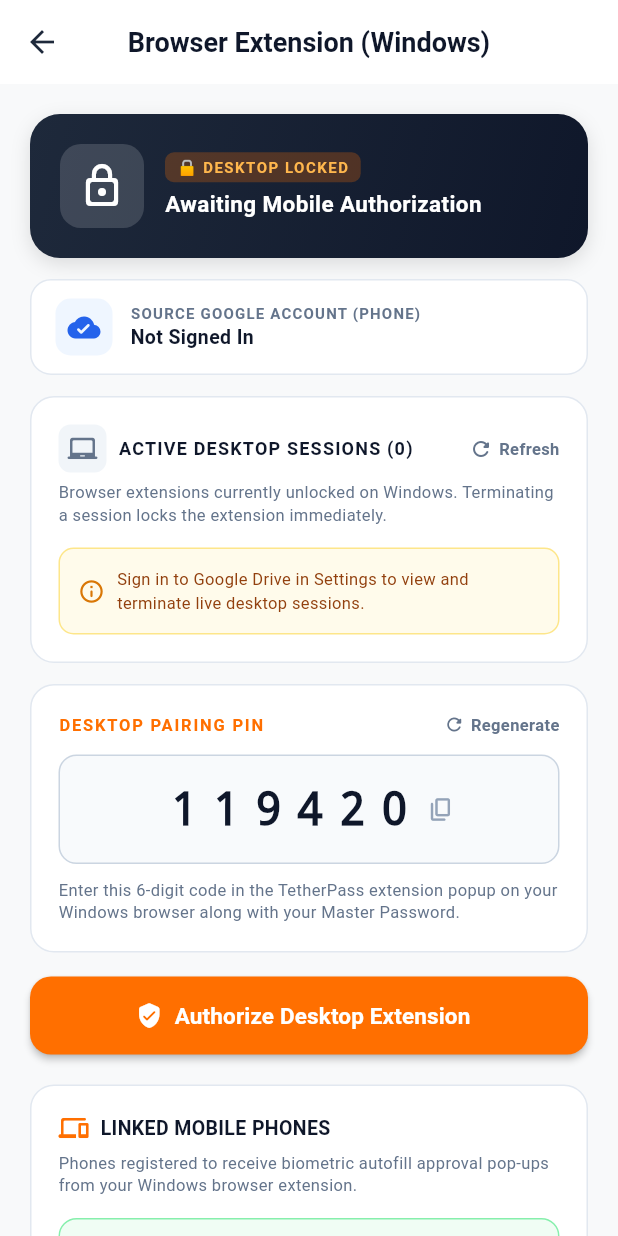
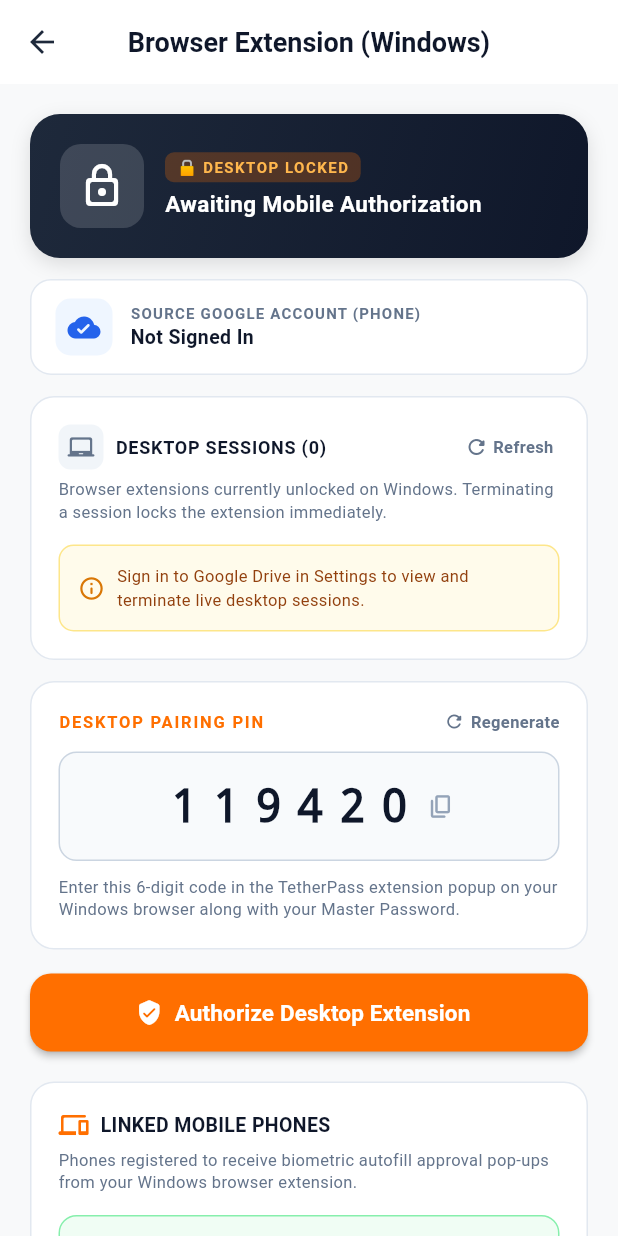
Before and after one commit to oprasannakumar/TetherPass, a Flutter app: the BrowserExtensionScreen screen opened directly, on a phone screen of 412 x 824 dp. Run offline on Flutter 3.47's test engine with Material 3 defaults, Android fonts, the phone set to English and light mode, and no system bars; our stand-ins replace device_info_plus, file_picker, flutter_secure_storage, google_sign_in, image_picker, local_auth and 2 more; missing offline and left inert: encrypt, google_mlkit_text_recognition, googleapis, local_auth_android, nfc_manager; accounts and stored records are empty; statements that could not run were skipped.

Commit message:
Fix horizontal layout overflow in active sessions header and session tiles

```diff
--- a/lib/screens/browser_extension_screen.dart
+++ b/lib/screens/browser_extension_screen.dart
@@ -949,7 +949,8 @@ class _BrowserExtensionScreenState extends State<BrowserExtensionScreen> {
           Row(
             mainAxisAlignment: MainAxisAlignment.spaceBetween,
             children: [
-              Row(
+              Expanded(
+                child: Row(
                   children: [
                     Container(
                       padding: const EdgeInsets.all(6),
@@ -960,28 +961,34 @@ class _BrowserExtensionScreenState extends State<BrowserExtensionScreen> {
                       child: Icon(
                         Icons.laptop_chromebook_rounded,
                         color: activeList.isNotEmpty ? const Color(0xFF16A34A) : const Color(0xFF64748B),
-                      size: 20,
+                        size: 18,
                       ),
                     ),
                     const SizedBox(width: 8),
-                  Text(
-                    'ACTIVE DESKTOP SESSIONS (${activeList.length})',
+                    Flexible(
+                      child: Text(
+                        'DESKTOP SESSIONS (${activeList.length})',
                         style: const TextStyle(
                           color: Color(0xFF0F172A),
                           fontSize: 12,
                           fontWeight: FontWeight.bold,
-                      letterSpacing: 0.8,
+                          letterSpacing: 0.5,
+                        ),
+                        overflow: TextOverflow.ellipsis,
                       ),
                     ),
                   ],
                 ),
+              ),
+              const SizedBox(width: 8),
               Row(
+                mainAxisSize: MainAxisSize.min,
                 children: [
-                  if (activeList.length > 1) ...[
+                  if (activeList.isNotEmpty) ...[
                     InkWell(
                       onTap: _terminateAllSessions,
                       child: Container(
-                        padding: const EdgeInsets.symmetric(horizontal: 8, vertical: 4),
+                        padding: const EdgeInsets.symmetric(horizontal: 7, vertical: 4),
                         decoration: BoxDecoration(
                           color: const Color(0xFFFEE2E2),
                           borderRadius: BorderRadius.circular(6),
@@ -996,18 +1003,22 @@ class _BrowserExtensionScreenState extends State<BrowserExtensionScreen> {
                         ),
                       ),
                     ),
-                    const SizedBox(width: 8),
+                    const SizedBox(width: 6),
                   ],
                   InkWell(
                     onTap: _loadingSessions ? null : _fetchSessions,
+                    child: Padding(
+                      padding: const EdgeInsets.symmetric(vertical: 2, horizontal: 4),
                       child: Row(
+                        mainAxisSize: MainAxisSize.min,
                         children: [
                           _loadingSessions
                               ? const SizedBox(width: 12, height: 12, child: CircularProgressIndicator(strokeWidth: 2))
                               : const Icon(Icons.refresh_rounded, size: 16, color: Color(0xFF64748B)),
-                        const SizedBox(width: 4),
+                          const SizedBox(width: 3),
                           const Text('Refresh', style: TextStyle(color: Color(0xFF64748B), fontSize: 11, fontWeight: FontWeight.bold)),
                         ],
+                      ),
                     ),
                   ),
                 ],
@@ -1183,9 +1194,15 @@ class _BrowserExtensionScreenState extends State<BrowserExtensionScreen> {
                       ],
                     ),
                     const SizedBox(height: 4),
-                    Row(
+                    Wrap(
+                      crossAxisAlignment: WrapCrossAlignment.center,
+                      spacing: 6,
+                      runSpacing: 2,
                       children: [
                         if (isActive) ...[
+                          Row(
+                            mainAxisSize: MainAxisSize.min,
+                            children: [
                               Container(
                                 width: 7,
                                 height: 7,
@@ -1203,6 +1220,8 @@ class _BrowserExtensionScreenState extends State<BrowserExtensionScreen> {
                                   fontWeight: FontWeight.bold,
                                 ),
                               ),
+                            ],
+                          ),
                         ] else ...[
                           Text(
                             status == 'TERMINATED' ? '● Terminated' : '○ Expired',
@@ -1215,7 +1234,7 @@ class _BrowserExtensionScreenState extends State<BrowserExtensionScreen> {
                         ],
                         if (createdAt > 0) ...[
                           Text(
-                            '  •  Started ${_formatSessionTime(createdAt)}',
+                            '• Started ${_formatSessionTime(createdAt)}',
                             style: const TextStyle(color: Color(0xFF64748B), fontSize: 11),
                           ),
                         ],
```
Lines whose indentation alone changed are shown as unchanged.
